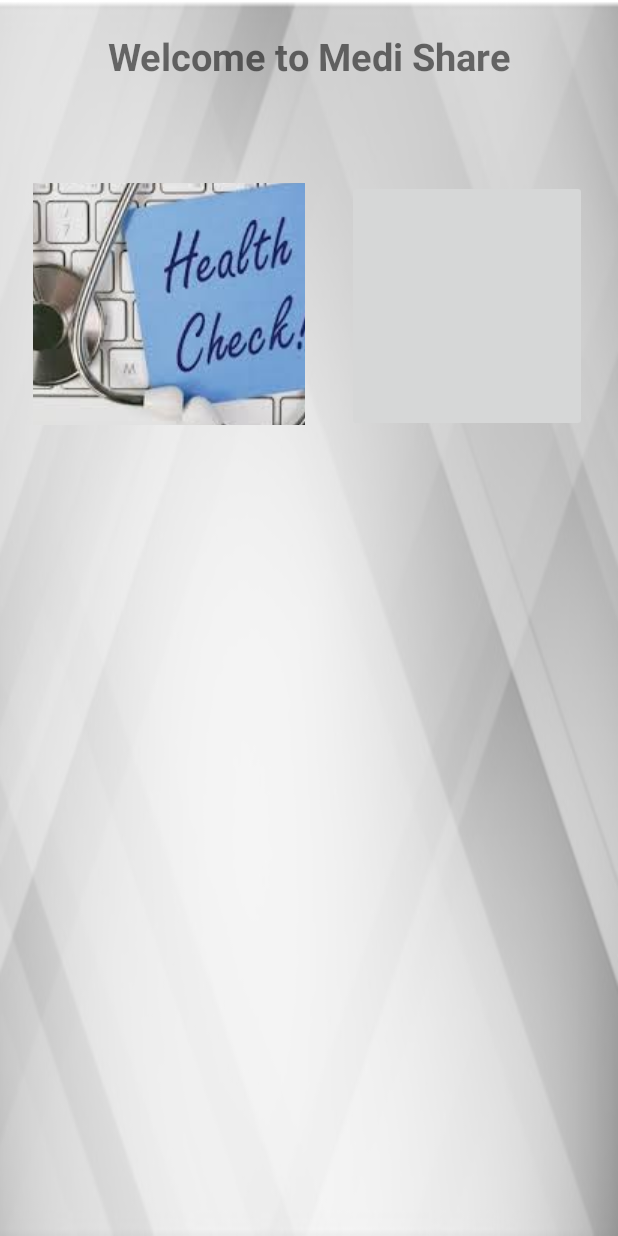
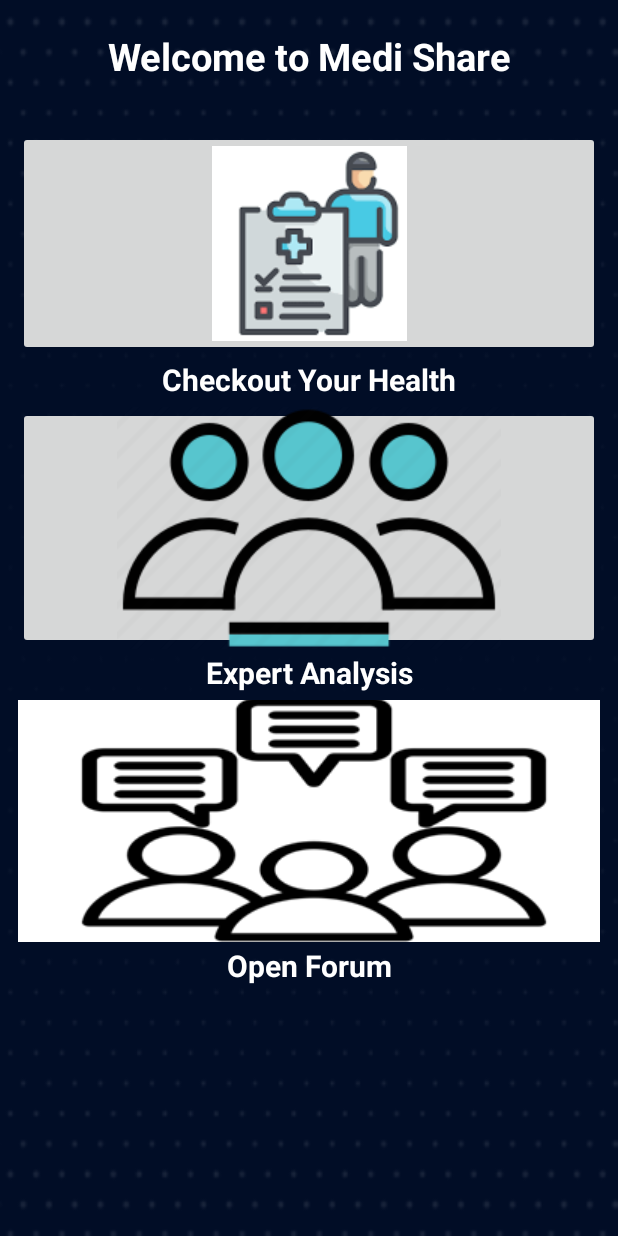
Before and after one commit to bhattacharyyadeep/breaking_bytes_medi_share, an Android app: the screen it shows after launch (MainActivity), on a phone screen of 412 x 824 dp. Run offline under Robolectric (Android 15) with nearby library versions, the phone set to English and light mode, and no system bars.

Commit message:
2nd commit
Co-Authored-By: Anandan Mukherjee <67072228+anandanmukh@users.noreply.github.com>

```diff
--- a/app/src/main/AndroidManifest.xml
+++ b/app/src/main/AndroidManifest.xml
@@ -9,6 +9,7 @@
         android:roundIcon="@mipmap/ic_launcher_round"
         android:supportsRtl="true"
         android:theme="@style/Theme.HealthCare">
+        <activity android:name=".Checkup"></activity>
         <activity android:name=".MainActivity">
             <intent-filter>
                 <action android:name="android.intent.action.MAIN" />
--- /dev/null
+++ b/app/src/main/java/com/deeepssj/healthcare/Checkup.java
@@ -0,0 +1,14 @@
+package com.deeepssj.healthcare;
+
+import androidx.appcompat.app.AppCompatActivity;
+
+import android.os.Bundle;
+
+public class Checkup extends AppCompatActivity {
+
+    @Override
+    protected void onCreate(Bundle savedInstanceState) {
+        super.onCreate(savedInstanceState);
+        setContentView(R.layout.activity_checkup);
+    }
+}
--- a/app/src/main/java/com/deeepssj/healthcare/MainActivity.java
+++ b/app/src/main/java/com/deeepssj/healthcare/MainActivity.java
@@ -4,16 +4,31 @@ import androidx.appcompat.app.AppCompatActivity;
 
 import android.os.Bundle;
 import android.view.View;
+import android.widget.Button;
+import android.widget.ImageButton;
+import android.widget.Toast;
 
 public class MainActivity extends AppCompatActivity {
-
+ImageButton b1,b2,b3;
     @Override
     protected void onCreate(Bundle savedInstanceState) {
         super.onCreate(savedInstanceState);
         setContentView(R.layout.activity_main);
+        b1=(ImageButton)findViewById(R.id.button1);
+        b2=(ImageButton)findViewById(R.id.button2);
+        b3=(ImageButton)findViewById(R.id.button3);
+
     }
     public void image1(View view)
     {
-
+        Toast.makeText(getApplicationContext(),"Clicked on Health Checkup Button",Toast.LENGTH_LONG).show();
+    }
+    public void image2(View view)
+    {
+        Toast.makeText(getApplicationContext(),"Clicked on Expert Analysis Button",Toast.LENGTH_LONG).show();
+    }
+    public void image3(View view)
+    {
+        Toast.makeText(getApplicationContext(),"Clicked on Open Forum Button",Toast.LENGTH_LONG).show();
     }
 }
--- /dev/null
+++ b/app/src/main/res/drawable/ic_baseline_forum_24.xml
@@ -0,0 +1,10 @@
+<vector xmlns:android="http://schemas.android.com/apk/res/android"
+    android:width="24dp"
+    android:height="24dp"
+    android:viewportWidth="24"
+    android:viewportHeight="24"
+    android:tint="?attr/colorControlNormal">
+  <path
+      android:fillColor="@android:color/white"
+      android:pathData="M21,6h-2v9L6,15v2c0,0.55 0.45,1 1,1h11l4,4L22,7c0,-0.55 -0.45,-1 -1,-1zM17,12L17,3c0,-0.55 -0.45,-1 -1,-1L3,2c-0.55,0 -1,0.45 -1,1v14l4,-4h10c0.55,0 1,-0.45 1,-1z"/>
+</vector>
--- /dev/null
+++ b/app/src/main/res/layout/activity_checkup.xml
@@ -0,0 +1,9 @@
+<?xml version="1.0" encoding="utf-8"?>
+<androidx.constraintlayout.widget.ConstraintLayout xmlns:android="http://schemas.android.com/apk/res/android"
+    xmlns:app="http://schemas.android.com/apk/res-auto"
+    xmlns:tools="http://schemas.android.com/tools"
+    android:layout_width="match_parent"
+    android:layout_height="match_parent"
+    tools:context=".Checkup">
+
+</androidx.constraintlayout.widget.ConstraintLayout>
--- a/app/src/main/res/layout/activity_main.xml
+++ b/app/src/main/res/layout/activity_main.xml
@@ -6,10 +6,10 @@
     android:layout_height="match_parent"
     android:orientation="vertical"
     tools:context=".MainActivity"
-  android:background="@drawable/b">
+  android:background="@drawable/back">
     <LinearLayout
         android:layout_width="match_parent"
-        android:layout_height="100dp"
+        android:layout_height="75dp"
         android:orientation="horizontal"
         android:id="@+id/layout_1">
         <TextView
@@ -17,24 +17,27 @@
             android:layout_height="match_parent"
             android:text="Welcome to Medi Share"
             android:textAlignment="center"
+            android:id="@+id/welcome"
+            android:textColor="@color/white"
             android:layout_margin="20dp"
+
             android:textStyle="bold"
             android:gravity="center_horizontal"
             android:textSize="25dp"/>
     </LinearLayout>
 
-    <RelativeLayout
+    <LinearLayout
         android:id="@+id/layout_2"
         android:layout_width="match_parent"
         android:layout_height="600dp"
         android:layout_below="@+id/layout_1"
-        android:layout_margin="20dp"
-        android:orientation="horizontal">
+        android:layout_margin="10dp"
+        android:orientation="vertical">
 
         <ImageButton
             android:id="@+id/button1"
-            android:layout_width="181dp"
-            android:layout_height="161dp"
+            android:layout_width="match_parent"
+            android:layout_height="150dp"
             android:layout_marginStart="2dp"
             android:layout_marginLeft="2dp"
             android:layout_marginTop="2dp"
@@ -43,14 +46,68 @@
             android:layout_marginBottom="2dp"
             android:onClick="image1"
             android:padding="5dp"
-            android:src="@drawable/checkup" />
+            android:src="@drawable/check"
+            />
+            <TextView
+                android:layout_width="match_parent"
+                android:layout_height="30dp"
+                android:textColor="@color/white"
+                android:text="Checkout Your Health"
+                android:textSize="20dp"
+                android:id="@+id/text1"
+                android:textStyle="bold"
+                android:textAlignment="center"
+                android:gravity="center_horizontal" />
 
         <ImageButton
-            android:layout_width="160dp"
-            android:layout_height="168dp"
-            android:layout_alignLeft="@+id/button1"
-            android:layout_marginLeft="209dp" />
+            android:layout_width="match_parent"
+            android:layout_height="161dp"
+            android:layout_marginStart="2dp"
+            android:id="@+id/button2"
+            android:layout_marginLeft="2dp"
+            android:layout_marginTop="2dp"
+            android:layout_marginEnd="2dp"
+            android:layout_marginRight="2dp"
+            android:layout_marginBottom="2dp"
+            android:padding="5dp"
+            android:onClick="image2"
+            android:src="@drawable/expert" />
+        <TextView
+            android:layout_width="match_parent"
+            android:layout_height="30dp"
+            android:textColor="@color/white"
+            android:text="Expert Analysis"
+            android:textSize="20dp"
+            android:id="@+id/text2"
+            android:textStyle="bold"
+            android:textAlignment="center"
+            android:gravity="center_horizontal"
+            tools:ignore="DuplicateIds" />
 
-    </RelativeLayout>
+        <ImageButton
+        android:layout_width="match_parent"
+        android:layout_height="161dp"
+            android:padding="5dp"
+            android:id="@+id/button3"
+            android:layout_marginStart="2dp"
+            android:layout_marginLeft="2dp"
+            android:layout_marginTop="2dp"
+            android:layout_marginEnd="2dp"
+            android:layout_marginRight="2dp"
+            android:layout_marginBottom="2dp"
+            android:onClick="image3"
+            android:src="@drawable/open"/>
+        <TextView
+            android:layout_width="match_parent"
+            android:layout_height="30dp"
+            android:textColor="@color/white"
+            android:text="Open Forum"
+            android:textSize="20dp"
+            android:id="@+id/text3"
+            android:textStyle="bold"
+            android:textAlignment="center"
+            android:gravity="center_horizontal" />
+
+    </LinearLayout>
 
 </RelativeLayout>
```
Also changed, not shown: app/src/main/res/drawable-v24/back.png (added), app/src/main/res/drawable-v24/check.png (added), app/src/main/res/drawable-v24/expert.png (added), app/src/main/res/drawable-v24/open.png (added).
